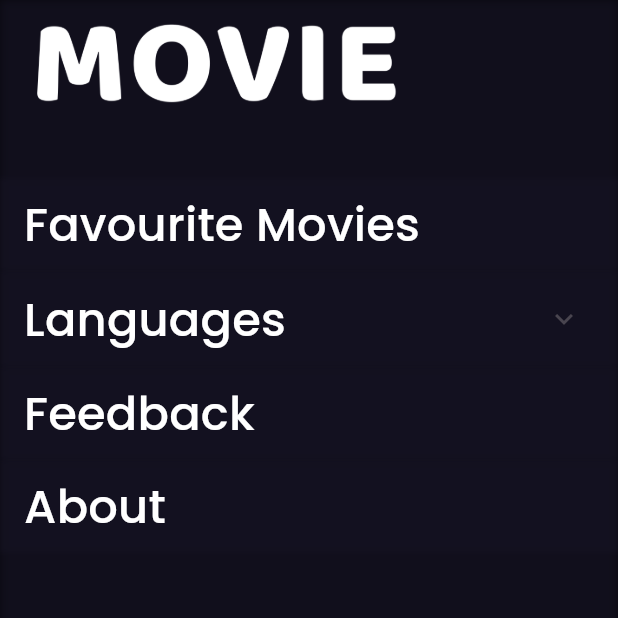
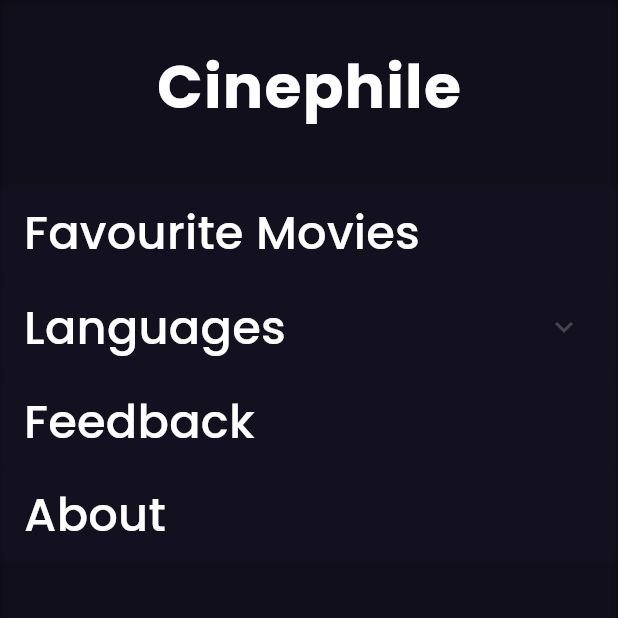
Before and after one commit to Projects-stp/Cinephile, a Flutter app: the screen it shows after launch, with the side drawer open, on a phone screen of 412 x 824 dp, the top half of it. Run offline on Flutter 3.47's test engine with Material 3 defaults, Android fonts, the phone set to English and light mode, and no system bars; our stand-ins replace cached_network_image, dartz, equatable, flutter_bloc, flutter_svg, get_it and 1 more; network calls fail.

Commit message:
navigation drawer added

```diff
--- a/lib/presentation/journeys/drawer/navigation_drawer.dart
+++ b/lib/presentation/journeys/drawer/navigation_drawer.dart
@@ -3,8 +3,6 @@ import 'package:cinephile/common/extensions/size_extensions.dart';
 import 'package:cinephile/presentation/journeys/drawer/navigation_expanded_list_item.dart';
 import 'package:cinephile/presentation/journeys/drawer/navigation_list_item.dart';
 import 'package:flutter/material.dart';
-
-import '../../widgets/logo.dart';
 
 class NavigationDrawerH extends StatelessWidget {
   const NavigationDrawerH({super.key});
@@ -27,13 +25,20 @@ class NavigationDrawerH extends StatelessWidget {
           children: [
             Padding(
               padding: EdgeInsets.only(
-                top: Sizes.dimen_1.h,
+                top: Sizes.dimen_14.h,
                 bottom: Sizes.dimen_18.h,
                 left: Sizes.dimen_8.w,
                 right: Sizes.dimen_8.w,
               ),
-              child: Logo(
-                height: Sizes.dimen_20.h,
+              child: const Center(
+                child: Text(
+                  'Cinephile',
+                  style: TextStyle(
+                    fontSize: 40,
+                    fontWeight: FontWeight.bold,
+                    letterSpacing: 0.8,
+                  ),
+                ),
               ),
             ),
             NavigationListItem(title: 'Favourite Movies', onPressed: () {}),
```
